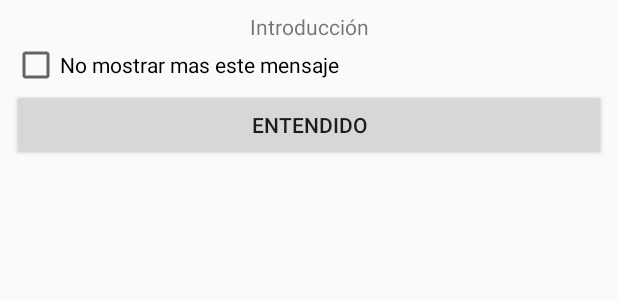
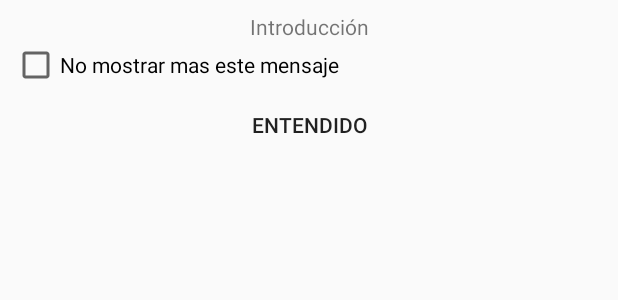
Before and after one commit to edwinabreu86/ManualParaNuevosCreyentes, an Android app: the layout intro_dialog.xml on its own in the app's theme, with its tools: preview values and no code run, on a phone screen of 412 x 824 dp. Shown: the top 300 px of the screen. Run offline under Robolectric (Android 15) with nearby library versions, the phone set to English and light mode, and no system bars.

Commit message:
Redesigned list items, added close dialog, revised credits activity.

```diff
--- a/app/src/main/java/com/edwin/abreusoft/manualparanuevoscreyentes/MainActivity.java
+++ b/app/src/main/java/com/edwin/abreusoft/manualparanuevoscreyentes/MainActivity.java
@@ -149,7 +149,7 @@ public class MainActivity extends AppCompatActivity implements NavigationView.On
 
     private void showCredits() {
         @SuppressLint("InflateParams")
-        View view = getLayoutInflater().inflate(R.layout.credits, null);
+        View view = getLayoutInflater().inflate(R.layout.credits_dialog, null);
 
         AlertDialog.Builder builder = new AlertDialog.Builder(this);
         builder.setCancelable(true)
--- a/app/src/main/res/layout/credits.xml
+++ b/app/src/main/res/layout/credits_dialog.xml
@@ -1,9 +1,10 @@
 <?xml version="1.0" encoding="utf-8"?>
 <LinearLayout xmlns:android="http://schemas.android.com/apk/res/android"
     android:layout_width="match_parent"
-    android:layout_height="match_parent"
+    android:layout_height="wrap_content"
     android:fitsSystemWindows="true"
-    android:orientation="horizontal">
+    android:orientation="horizontal"
+    android:gravity="center_vertical">
 
     <ImageView
         android:layout_width="wrap_content"
--- a/app/src/main/res/layout/intro_dialog.xml
+++ b/app/src/main/res/layout/intro_dialog.xml
@@ -22,8 +22,10 @@
         android:checked="false" />
 
     <Button
+        android:id="@+id/accept_button"
         android:layout_width="match_parent"
         android:layout_height="wrap_content"
+        android:background="?android:attr/selectableItemBackground"
         android:text="@string/accept" />
 
 </LinearLayout>
```
